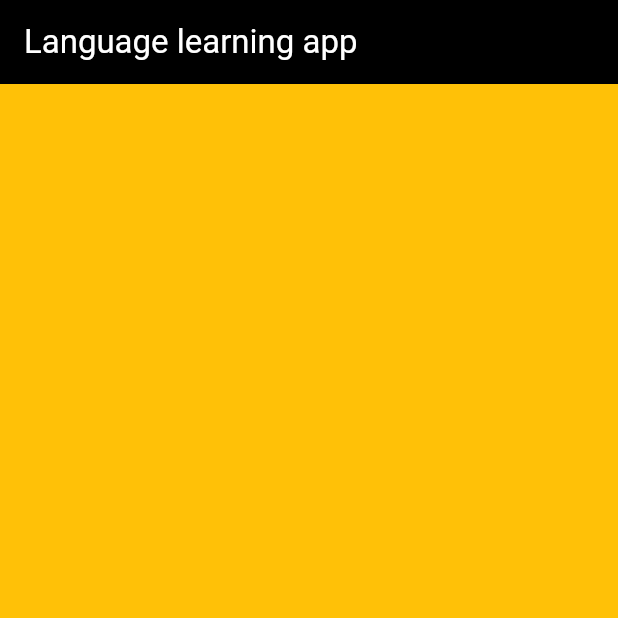
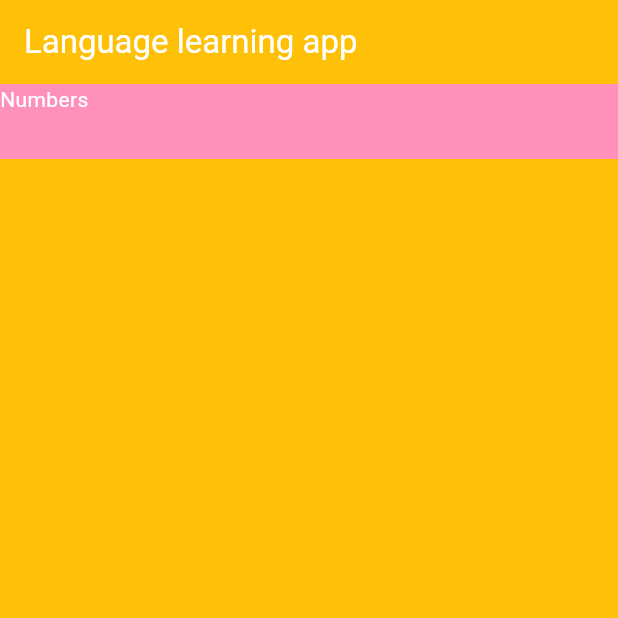
Before and after one commit to TarekGawish/Flutter-Projects, a Flutter app: the screen it shows after launch, on a phone screen of 412 x 824 dp, the top half of it. Run offline on Flutter 3.47's test engine with Material 3 defaults, Android fonts, the phone set to English and light mode, and no system bars.

Commit message:
added number section

```diff
--- a/Language_learning_App/lib/main.dart
+++ b/Language_learning_App/lib/main.dart
@@ -11,13 +11,24 @@ class LanguageLearnignApp extends StatelessWidget {
       debugShowCheckedModeBanner: false,
       home: Scaffold(
         appBar: AppBar(
-          backgroundColor: const Color.fromARGB(255, 0, 0, 0),
+          backgroundColor: Color(0xf0f0f0),
           title: Text(
             "Language learning app",
             style: TextStyle(color: const Color.fromARGB(255, 255, 255, 255)),
           ),
         ),
         backgroundColor: Colors.amber,
+        body: Column(children: [
+          Container(
+            color: Color(0xffFF90BC),
+            height: 50,
+            width: double.infinity,
+            child: Text(
+              'Numbers',
+              style: TextStyle(color: Color(0xffffffff)),
+            ),
+          )
+        ]),
       ),
     );
   }
```
